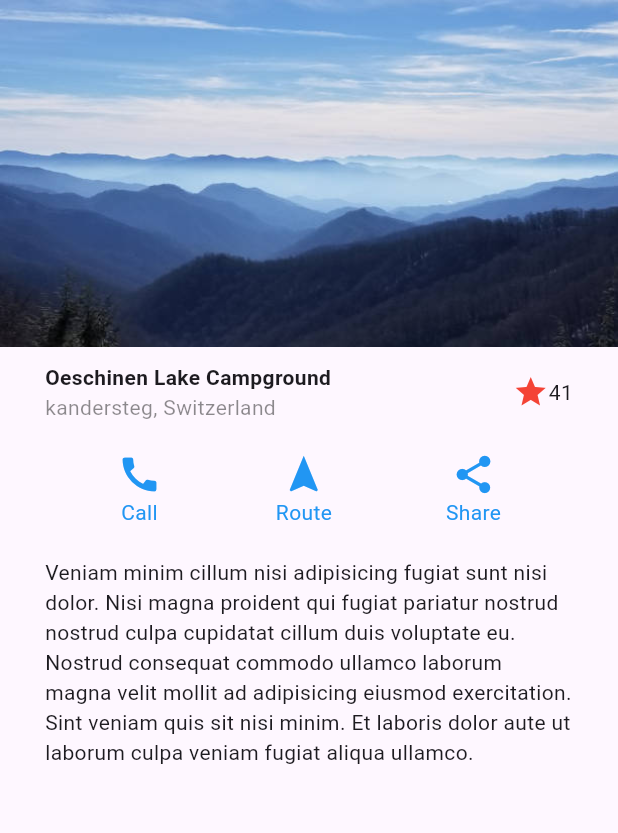
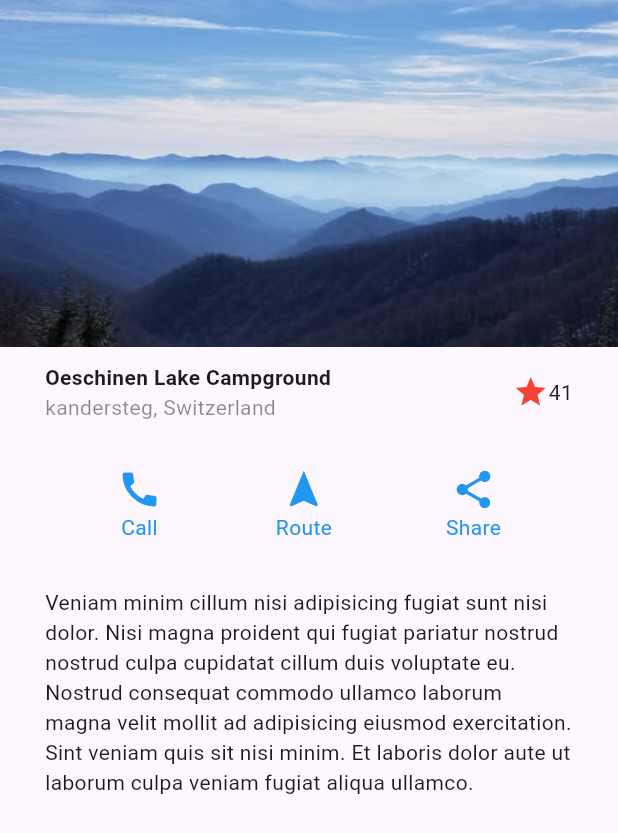
Before and after one commit to roque121007/diseno_basico, a Flutter app: the screen it shows after launch, on a phone screen of 412 x 824 dp. Shown: the top 833 px of the screen. Run offline on Flutter 3.47's test engine with Material 3 defaults, Android fonts, the phone set to English and light mode, and no system bars.

Commit message:
ajustar margen vertical en la sección de botones

```diff
--- a/lib/screens/basic_design.dart
+++ b/lib/screens/basic_design.dart
@@ -30,7 +30,7 @@ class ButtonSection extends StatelessWidget {
   @override
   Widget build(BuildContext context) {
     return Container(
-      margin: EdgeInsets.symmetric(horizontal: 40, vertical: 10),
+      margin: EdgeInsets.symmetric(horizontal: 40, vertical: 20),
       child: Row(
         mainAxisAlignment: MainAxisAlignment.spaceAround,
         children: [
```
